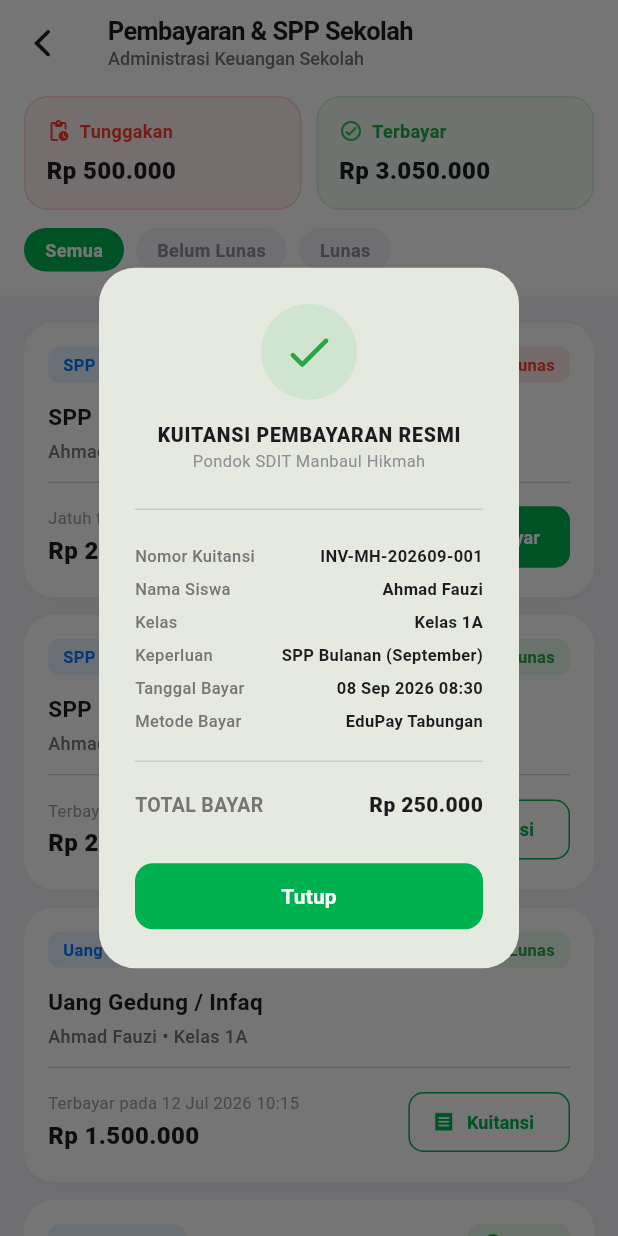
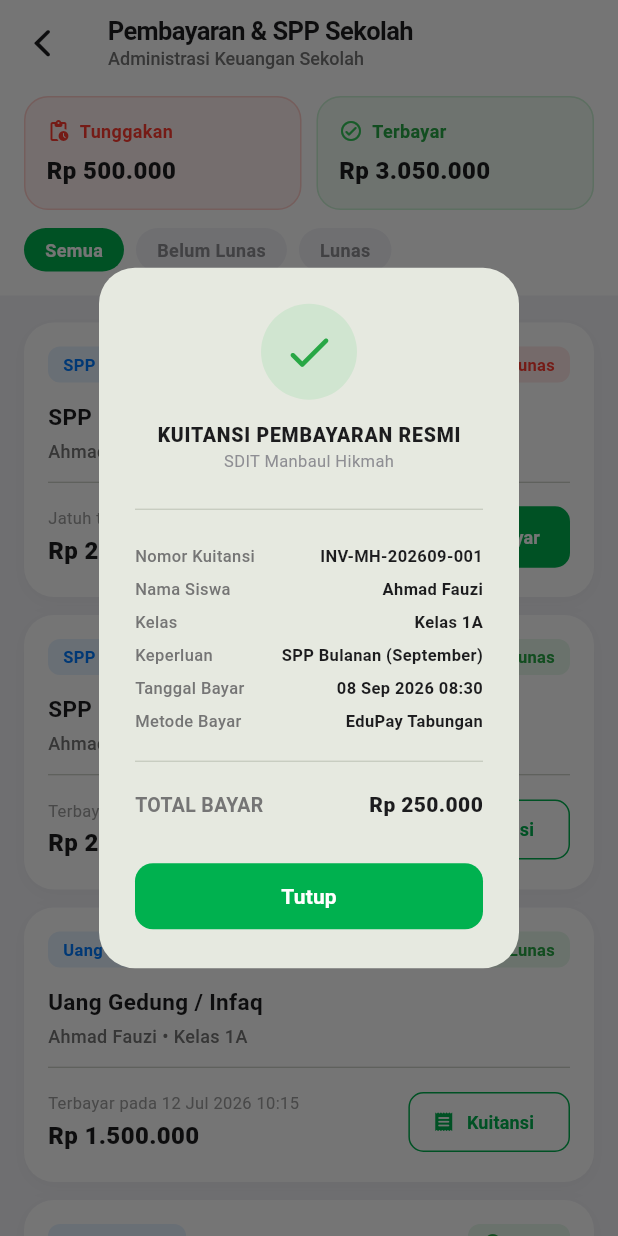
Before and after one commit to maoneart/Manbaul_Hikmah_Mobile, a Flutter app: the PaymentScreen screen opened directly, after a tap on "Kuitansi", on a phone screen of 412 x 824 dp. Run offline on Flutter 3.47's test engine with Material 3 defaults, Android fonts, the phone set to English and light mode, and no system bars; our stand-ins replace csv, qr_flutter, shared_preferences; missing offline and left inert: mobile_scanner; accounts and stored records are empty; network calls fail.

Commit message:
feat(ui): add floating action button for SPP billing and finalize SDIT terminology

```diff
--- a/flutter_manbaul_hikmah/lib/providers/school_provider.dart
+++ b/flutter_manbaul_hikmah/lib/providers/school_provider.dart
@@ -736,7 +736,7 @@ class SchoolProvider with ChangeNotifier {
 
     final buffer = StringBuffer();
     buffer.writeln("📢 *LAPORAN PRESENSI ${_activeClass.toUpperCase()}*");
-    buffer.writeln("🏫 *Pondok SDIT Manbaul Hikmah*");
+    buffer.writeln("🏫 *SDIT Manbaul Hikmah*");
     buffer.writeln("🗓️ *Tanggal:* $targetDate");
     buffer.writeln("--------------------------------");
     buffer.writeln("👥 *Total Siswa:* $total Siswa");
@@ -1555,7 +1555,7 @@ class SchoolProvider with ChangeNotifier {
       Announcement(
         id: 4,
         title: 'Peringatan Hari Besar Islam & Pengajian Akbar',
-        content: 'Kegiatan belajar mengajar diliburkan menyambut peringatan Maulid Nabi SAW di Masjid Utama Pondok Sekolah.',
+        content: 'Kegiatan belajar mengajar diliburkan menyambut peringatan Maulid Nabi SAW di Masjid Utama Sekolah.',
         targetAudience: 'all',
         category: 'Libur',
         author: 'KH. Ahmad Syafei, M.Pd.',
--- a/flutter_manbaul_hikmah/lib/screens/payments/payment_screen.dart
+++ b/flutter_manbaul_hikmah/lib/screens/payments/payment_screen.dart
@@ -230,6 +230,17 @@ class _PaymentScreenState extends State<PaymentScreen> {
           ),
         ],
       ),
+      floatingActionButton: (role == 'staff' || role == 'admin' || role == 'kepsek')
+          ? FloatingActionButton.extended(
+              onPressed: () => _showAddBillModal(context, provider),
+              backgroundColor: const Color(0xFF00B14F),
+              icon: const Icon(Icons.add_rounded, color: Colors.white),
+              label: const Text(
+                'Buat Tagihan SPP',
+                style: TextStyle(fontWeight: FontWeight.bold, color: Colors.white),
+              ),
+            )
+          : null,
     );
   }
 
@@ -613,7 +624,7 @@ class _PaymentScreenState extends State<PaymentScreen> {
               style: TextStyle(fontSize: 13, fontWeight: FontWeight.w800, color: Color(0xFF1C1C1E), letterSpacing: 0.5),
             ),
             const Text(
-              'Pondok SDIT Manbaul Hikmah',
+              'SDIT Manbaul Hikmah',
               style: TextStyle(fontSize: 11, color: Color(0xFF8E8E93)),
             ),
             const SizedBox(height: 16),
```
Also changed, not shown: 1 other file.
